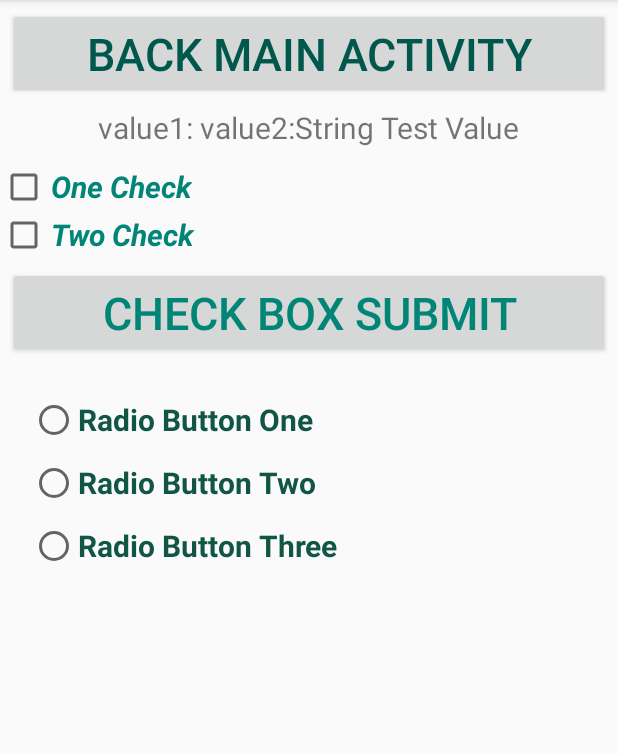
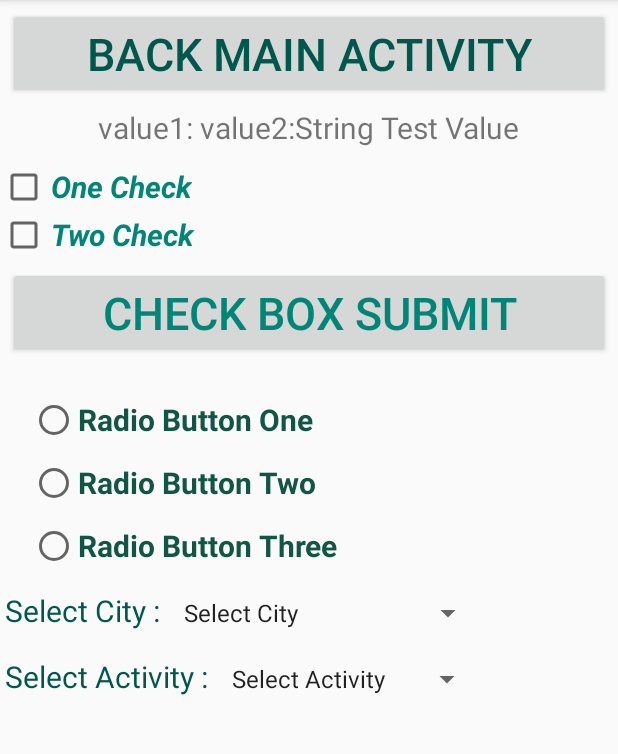
Before and after one commit to gurkay/AndroidWidgets, an Android app: the screen it shows after launch (SecondActivity), after a tap on an icon or button, on a phone screen of 412 x 824 dp, the part 84-838 px from its top. Run offline under Robolectric (Android 15) with nearby library versions, the phone set to English and light mode, and no system bars.

Commit message:
Add text view component, edit text component, button component, toggle button component, switch component, radio button component, image button component, select checked component, spinner component. Change main activity background color. Passing two values from Activity to another second Activity

```diff
--- a/app/src/main/java/com/test/androidwidgets/SecondActivity.java
+++ b/app/src/main/java/com/test/androidwidgets/SecondActivity.java
@@ -5,6 +5,9 @@ import android.graphics.Color;
 import android.support.v7.app.AppCompatActivity;
 import android.os.Bundle;
 import android.view.View;
+import android.widget.Adapter;
+import android.widget.AdapterView;
+import android.widget.ArrayAdapter;
 import android.widget.Button;
 import android.widget.CheckBox;
 import android.widget.EditText;
@@ -12,12 +15,13 @@ import android.widget.ImageButton;
 import android.widget.LinearLayout;
 import android.widget.RadioButton;
 import android.widget.RadioGroup;
+import android.widget.Spinner;
 import android.widget.Switch;
 import android.widget.TextView;
 import android.widget.Toast;
 import android.widget.ToggleButton;
 
-public class SecondActivity extends AppCompatActivity {
+public class SecondActivity extends AppCompatActivity implements AdapterView.OnItemSelectedListener {
 
     ///////////////////////////////////////////////////////////////
     //
@@ -31,6 +35,7 @@ public class SecondActivity extends AppCompatActivity {
     RadioButton radioOne, radioTwo, radioThree;
     RadioGroup radioAttendGroup;
     LinearLayout radioLinearLayout;
+    Spinner spinnerCity, spinnerPassingActivity;
 
     ///////////////////////////////////////////////////////////////
     //
@@ -39,6 +44,8 @@ public class SecondActivity extends AppCompatActivity {
     ///////////////////////////////////////////////////////////////
 
     String editTxtWritingValue, stringTestValue;
+    String[] cityName = {"Select City", "ANKARA", "ADANA", "BURSA", "MALATYA", "AFYONKARAHİSAR", "KAHRAMANMARAŞ"};
+    String[] spinnerPassingActivityString = {"Select Activity", "Main Activity", "Second Activity", "Three Activity", "Four Activity", "Five Activity", "Six Activity"};
 
     @Override
     protected void onCreate(Bundle savedInstanceState) {
@@ -127,5 +134,59 @@ public class SecondActivity extends AppCompatActivity {
             }
         });
 
+        ///////////////////////////////////////////////////////////////
+        //
+        // Spinner Component Using
+        //
+        ///////////////////////////////////////////////////////////////
+
+        spinnerCity = findViewById(R.id.spinnerCity);
+        spinnerCity.setOnItemSelectedListener(this);
+        ArrayAdapter adapterSpinner = new ArrayAdapter(this, android.R.layout.simple_spinner_item, cityName);
+        adapterSpinner.setDropDownViewResource(android.R.layout.simple_spinner_dropdown_item);
+        spinnerCity.setAdapter(adapterSpinner);
+
+        spinnerPassingActivity = findViewById(R.id.spinnerPassingActivity);
+        spinnerPassingActivity.setOnItemSelectedListener(this);
+        ArrayAdapter adapterSpinnerActivity = new ArrayAdapter(this, android.R.layout.simple_spinner_item, spinnerPassingActivityString);
+        adapterSpinnerActivity.setDropDownViewResource(android.R.layout.simple_spinner_dropdown_item);
+        spinnerPassingActivity.setAdapter(adapterSpinnerActivity);
+
+    }
+
+    ///////////////////////////////////////////////////////////////
+    //
+    // Spinner onItemSelected and onNothingSelected Using
+    //
+    ///////////////////////////////////////////////////////////////
+
+    @Override
+    public void onItemSelected(AdapterView<?> parent, View view, int position, long id) {
+
+        if(parent.getId() == R.id.spinnerCity) {
+            Toast.makeText(getApplicationContext(), cityName[position], Toast.LENGTH_SHORT).show();
+        } else if (parent.getId() == R.id.spinnerPassingActivity) {
+            switch (position){
+                case 0:
+                    Toast.makeText(getApplicationContext(), spinnerPassingActivityString[position], Toast.LENGTH_SHORT).show();
+                    break;
+                case 1:
+                    Intent intentMainActivity = new Intent(getApplicationContext(), MainActivity.class);
+                    startActivity(intentMainActivity);
+                    break;
+                case 2:
+                    Intent intentSecondActivity = new Intent(getApplicationContext(), SecondActivity.class);
+                    startActivity(intentSecondActivity);
+                    break;
+                default:
+                    break;
+            }
+        }
+
+    }
+
+    @Override
+    public void onNothingSelected(AdapterView<?> parent) {
+
     }
 }
--- a/app/src/main/res/layout/activity_second.xml
+++ b/app/src/main/res/layout/activity_second.xml
@@ -115,4 +115,51 @@
 
     </LinearLayout>
 
+    <LinearLayout
+        android:layout_width="match_parent"
+        android:layout_height="wrap_content"
+        android:id="@+id/spinnerLinearLayout"
+        android:layout_marginTop="10dp"
+        android:orientation="horizontal">
+
+        <TextView
+            android:layout_width="wrap_content"
+            android:layout_height="wrap_content"
+            android:layout_margin="3dp"
+            android:text="Select City : "
+            android:textSize="20sp"
+            android:textColor="@color/colorPrimaryDark"
+            android:id="@+id/txtViewSecondActivitySpinnerCity"/>
+
+        <Spinner
+            android:layout_width="wrap_content"
+            android:layout_height="wrap_content"
+            android:id="@+id/spinnerCity"
+            android:layout_marginTop="3dp"></Spinner>
+
+    </LinearLayout>
+
+    <LinearLayout
+        android:layout_width="match_parent"
+        android:layout_height="wrap_content"
+        android:id="@+id/spinnerActivityLinearLayout"
+        android:layout_marginTop="10dp"
+        android:orientation="horizontal">
+
+        <TextView
+            android:layout_width="wrap_content"
+            android:layout_height="wrap_content"
+            android:layout_margin="3dp"
+            android:text="Select Activity : "
+            android:textSize="20sp"
+            android:textColor="@color/colorPrimaryDark"
+            android:id="@+id/txtViewPassingActivitySpinner"/>
+
+        <Spinner
+            android:layout_width="wrap_content"
+            android:layout_height="wrap_content"
+            android:id="@+id/spinnerPassingActivity"
+            android:layout_marginTop="3dp"></Spinner>
+
+    </LinearLayout>
 </LinearLayout>
```
